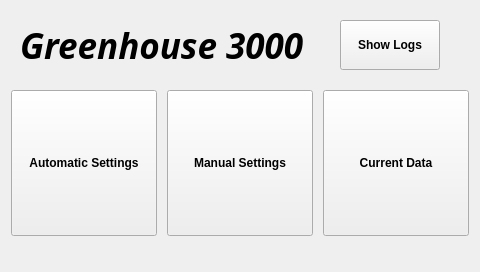
First picture: the form in mainwindow.ui, repository 3semesterprojekt/DevKitsoftware, before the edit.
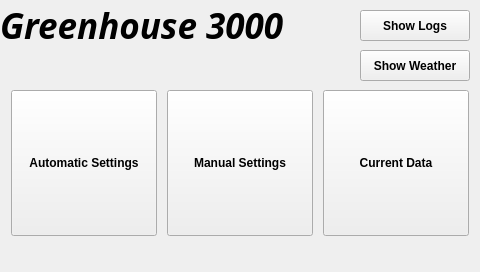
Second picture: the form after the edit.

Diff of the .ui file:
```diff
--- a/mainwindow.ui
+++ b/mainwindow.ui
@@ -89,10 +89,10 @@
    <widget class="QPushButton" name="showLog">
     <property name="geometry">
      <rect>
-      <x>340</x>
-      <y>20</y>
-      <width>100</width>
-      <height>50</height>
+      <x>360</x>
+      <y>10</y>
+      <width>110</width>
+      <height>31</height>
      </rect>
     </property>
     <property name="font">
@@ -111,9 +111,9 @@
    <widget class="QLabel" name="label">
     <property name="geometry">
      <rect>
-      <x>20</x>
-      <y>20</y>
-      <width>361</width>
+      <x>0</x>
+      <y>0</y>
+      <width>321</width>
       <height>51</height>
      </rect>
     </property>
@@ -131,6 +131,38 @@
      <string>Greenhouse 3000</string>
     </property>
    </widget>
+   <widget class="QPushButton" name="showWeather">
+    <property name="geometry">
+     <rect>
+      <x>360</x>
+      <y>50</y>
+      <width>110</width>
+      <height>31</height>
+     </rect>
+    </property>
+    <property name="font">
+     <font>
+      <weight>75</weight>
+      <bold>true</bold>
+     </font>
+    </property>
+    <property name="focusPolicy">
+     <enum>Qt::NoFocus</enum>
+    </property>
+    <property name="text">
+     <string>Show Weather</string>
+    </property>
+   </widget>
+  </widget>
+  <widget class="QMenuBar" name="menuBar">
+   <property name="geometry">
+    <rect>
+     <x>0</x>
+     <y>0</y>
+     <width>480</width>
+     <height>20</height>
+    </rect>
+   </property>
   </widget>
  </widget>
  <layoutdefault spacing="6" margin="11"/>
```
